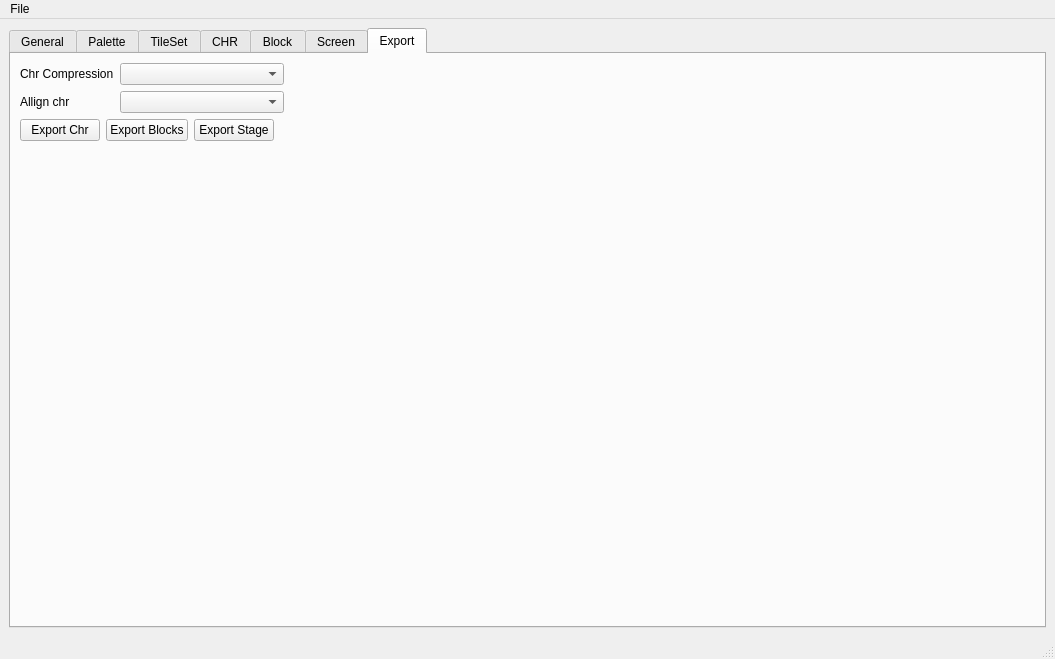
First picture: the form in YuureikunLevelEditor/mainwindow.ui, repository evgenykzz2/FamiTool, before the edit.
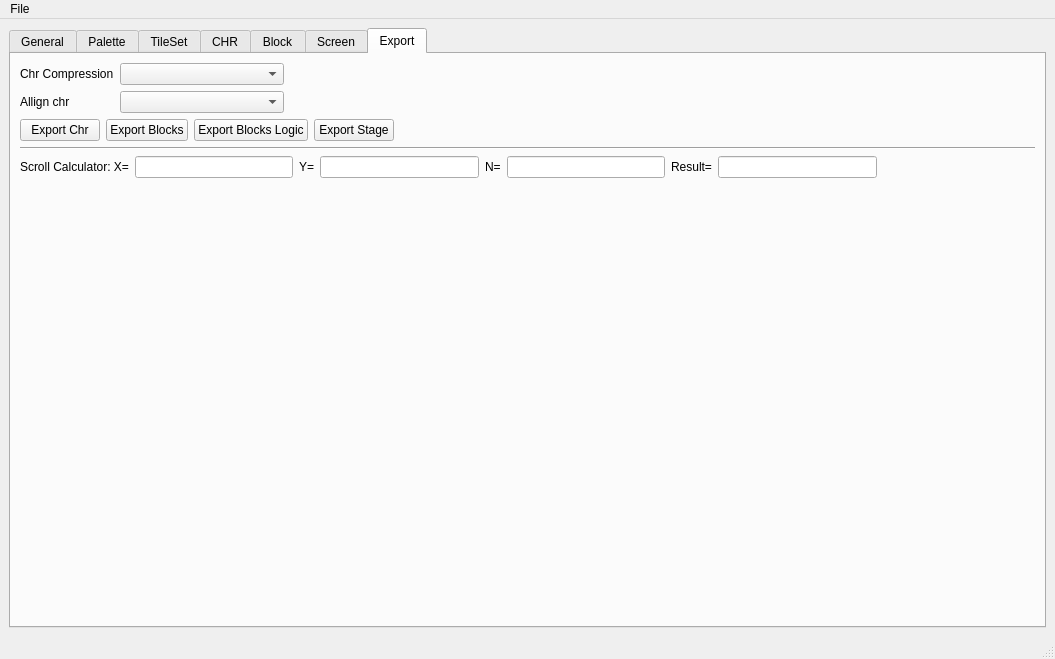
Second picture: the form after the edit. The open tabs and pages were chosen to show the change.

The edit to the form file:
```diff
--- a/YuureikunLevelEditor/mainwindow.ui
+++ b/YuureikunLevelEditor/mainwindow.ui
@@ -1287,6 +1287,13 @@
             </property>
            </widget>
           </item>
+          <item>
+           <widget class="QPushButton" name="btn_export_block_logic">
+            <property name="text">
+             <string>Export Blocks Logic</string>
+            </property>
+           </widget>
+          </item>
           <item>
            <widget class="QPushButton" name="btn_export_stage">
             <property name="text">
@@ -1309,6 +1316,77 @@
           </item>
          </layout>
         </item>
+        <item>
+         <widget class="Line" name="line_4">
+          <property name="orientation">
+           <enum>Qt::Horizontal</enum>
+          </property>
+         </widget>
+        </item>
+        <item>
+         <layout class="QHBoxLayout" name="horizontalLayout_26">
+          <property name="topMargin">
+           <number>0</number>
+          </property>
+          <item>
+           <widget class="QLabel" name="label_13">
+            <property name="text">
+             <string>Scroll Calculator: X=</string>
+            </property>
+           </widget>
+          </item>
+          <item>
+           <widget class="QLineEdit" name="edit_calc_x"/>
+          </item>
+          <item>
+           <widget class="QLabel" name="label_14">
+            <property name="text">
+             <string>Y=</string>
+            </property>
+           </widget>
+          </item>
+          <item>
+           <widget class="QLineEdit" name="edit_calc_y"/>
+          </item>
+          <item>
+           <widget class="QLabel" name="label_15">
+            <property name="text">
+             <string>N=</string>
+            </property>
+           </widget>
+          </item>
+          <item>
+           <widget class="QLineEdit" name="edit_calc_n"/>
+          </item>
+          <item>
+           <widget class="QLabel" name="label_16">
+            <property name="text">
+             <string>Result=</string>
+            </property>
+           </widget>
+          </item>
+          <item>
+           <widget class="QLineEdit" name="edit_calc_result">
+            <property name="readOnly">
+             <bool>true</bool>
+            </property>
+           </widget>
+          </item>
+          <item>
+           <spacer name="horizontalSpacer_23">
+            <property name="orientation">
+             <enum>Qt::Horizontal</enum>
+            </property>
+            <property name="sizeHint" stdset="0">
+             <size>
+              <width>40</width>
+              <height>20</height>
+             </size>
+            </property>
+           </spacer>
+          </item>
+         </layout>
+        </item>
         <item>
          <spacer name="verticalSpacer_5">
           <property name="orientation">
```
Left out of the diff: 56 changed lines with no effect on the pictures.
